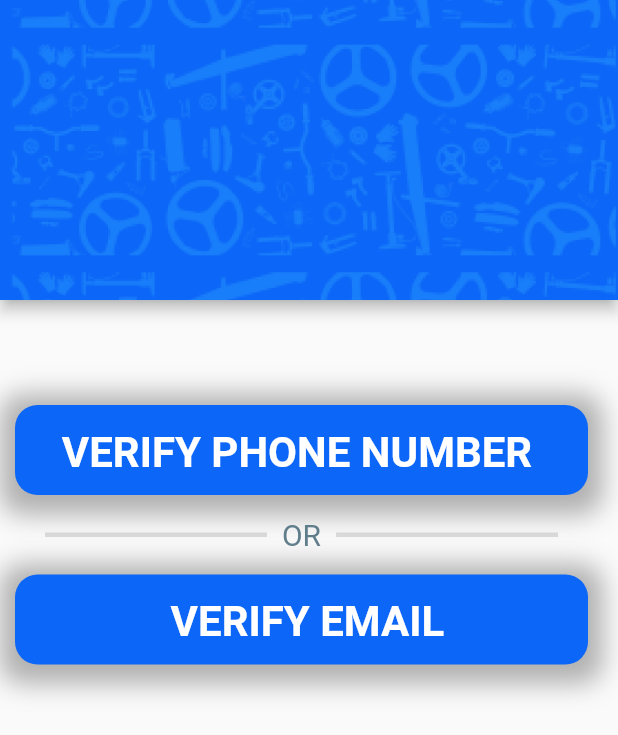
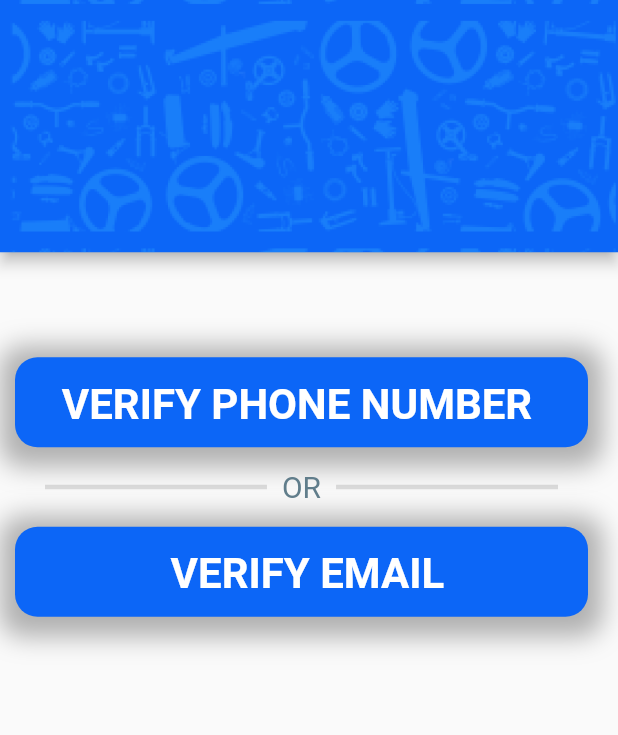
Before and after one commit to AkashMedishetty/interface_page_4, a Flutter app: the screen it shows after launch, on a phone screen of 412 x 824 dp. Shown: the top 735 px of the screen. Run offline on Flutter 3.47's test engine with Material 2 defaults, Android fonts, the phone set to English and light mode, and no system bars.

Commit message:
Changed from fixed size to adjustable sizing

```diff
--- a/lib/main.dart
+++ b/lib/main.dart
@@ -29,8 +29,7 @@ class _MyHomePageState extends State<MyHomePage> {
                 )
             ),
           ),
-          centerTitle: true,
-          toolbarHeight: 200,
+          toolbarHeight: MediaQuery.of(context).size.height/4.9,
         ),
         body: Container(
         child: Padding(
```
